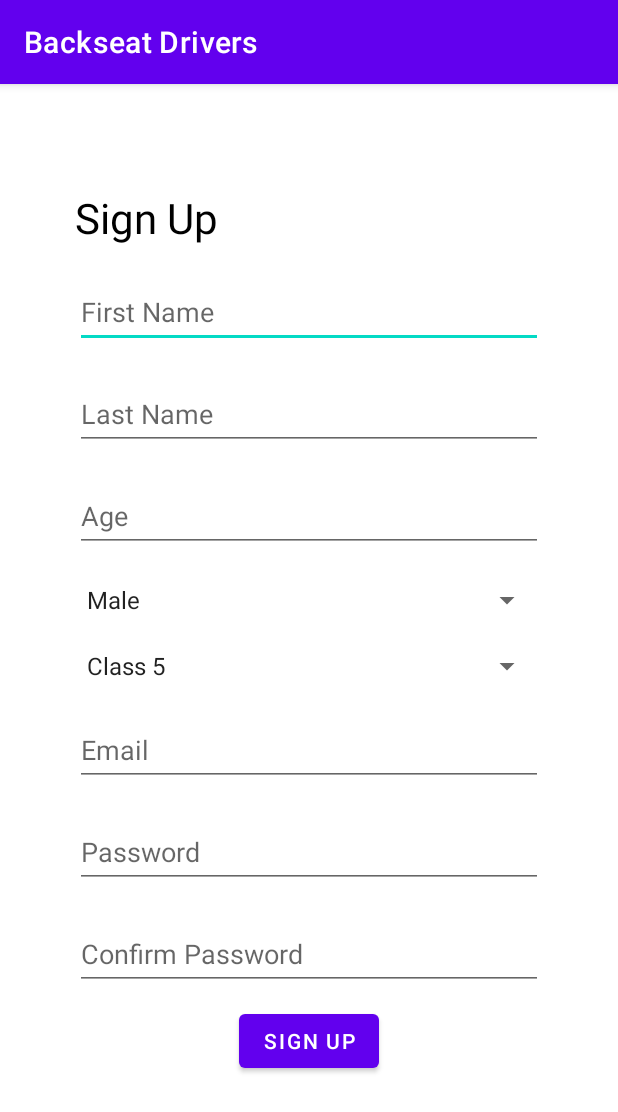
After one commit to kevins10/BackseatDrivers, an Android app: the SignUpActivity screen opened directly, with no data from a screen before it, on a phone screen of 412 x 824 dp. The commit adds this screen. Shown: the top 1112 px of the screen. Run offline under Robolectric (Android 15) with nearby library versions, the phone set to English and light mode, and no system bars; our stand-ins replace Firebase (no records; nobody signed in at launch, a user with empty details on screens opened directly).

Commit message:
init signup

```diff
--- /dev/null
+++ b/app/src/main/res/layout/activity_sign_up.xml
@@ -0,0 +1,99 @@
+<?xml version="1.0" encoding="utf-8"?>
+<ScrollView xmlns:android="http://schemas.android.com/apk/res/android"
+    xmlns:app="http://schemas.android.com/apk/res-auto"
+    xmlns:tools="http://schemas.android.com/tools"
+    android:layout_width="match_parent"
+    android:layout_height="match_parent"
+    android:paddingTop="20dp"
+    android:orientation="vertical"
+    tools:context=".auth.SignUpActivity">
+
+    <LinearLayout
+        android:layout_width="match_parent"
+        android:layout_height="match_parent"
+        android:layout_margin="50dp"
+        android:orientation="vertical">
+        <TextView
+            android:id="@+id/signup_title_tv"
+            android:layout_width="match_parent"
+            android:layout_height="wrap_content"
+            android:text="@string/signup_btn_text"
+            android:layout_marginBottom="10dp"
+            android:textSize="28sp"
+            android:textColor="@color/black" />
+
+        <EditText
+            android:id="@+id/first_name_et"
+            android:layout_width="match_parent"
+            android:layout_height="wrap_content"
+            android:layout_marginVertical="10dp"
+            android:hint="@string/firstname_hint_text"
+            android:minHeight="48dp" />
+
+        <EditText
+            android:id="@+id/last_name_et"
+            android:layout_width="match_parent"
+            android:layout_height="wrap_content"
+            android:layout_marginVertical="10dp"
+            android:hint="@string/lastname_hint_text"
+            android:minHeight="48dp" />
+
+        <EditText
+            android:id="@+id/age_et"
+            android:layout_width="match_parent"
+            android:layout_height="wrap_content"
+            android:layout_marginVertical="10dp"
+            android:hint="@string/age_hint_text"
+            android:minHeight="48dp" />
+
+        <Spinner
+            android:id="@+id/gender_spinner"
+            android:layout_width="match_parent"
+            android:layout_height="wrap_content"
+            android:spinnerMode="dropdown"
+            android:layout_marginVertical="10dp"
+            android:entries="@array/gender_spinner_array" />
+
+        <Spinner
+            android:id="@+id/license_type_spinner"
+            android:layout_width="match_parent"
+            android:layout_height="wrap_content"
+            android:spinnerMode="dropdown"
+            android:layout_marginVertical="10dp"
+            android:entries="@array/license_type_array" />
+
+        <EditText
+            android:id="@+id/email_et"
+            android:layout_width="match_parent"
+            android:layout_height="wrap_content"
+            android:layout_marginVertical="10dp"
+            android:hint="@string/email_hint_text"
+            android:minHeight="48dp" />
+
+        <EditText
+            android:id="@+id/password_et"
+            android:layout_width="match_parent"
+            android:layout_height="wrap_content"
+            android:layout_marginVertical="10dp"
+            android:hint="@string/password_hint_text"
+            android:inputType="textPassword"
+            android:minHeight="48dp" />
+
+        <EditText
+            android:id="@+id/confirm_password_et"
+            android:layout_width="match_parent"
+            android:layout_height="wrap_content"
+            android:layout_marginVertical="10dp"
+            android:hint="@string/confirm_password_hint_text"
+            android:inputType="textPassword"
+            android:minHeight="48dp" />
+
+        <Button
+            android:id="@+id/signup_btn"
+            android:layout_width="wrap_content"
+            android:layout_height="wrap_content"
+            android:layout_gravity="center_horizontal"
+            android:text="@string/signup_btn_text" />
+    </LinearLayout>
+
+</ScrollView>
--- a/app/src/main/res/values/strings.xml
+++ b/app/src/main/res/values/strings.xml
@@ -3,4 +3,29 @@
     <string name="title_home">Home</string>
     <string name="title_dashboard">Dashboard</string>
     <string name="title_notifications">Notifications</string>
+
+    <!--Login/Signup-->
+    <string name="email_hint_text">Email</string>
+    <string name="password_hint_text">Password</string>
+    <string name="confirm_password_hint_text">Confirm Password</string>
+    <string name="login_btn_text">Login</string>
+    <string name="signup_btn_text">Sign Up</string>
+    <string name="firstname_hint_text">First Name</string>
+    <string name="lastname_hint_text">Last Name</string>
+    <string name="age_hint_text">Age</string>
+    <!--Gender-->
+    <string name="gender_hint_text">Gender</string>
+    <string-array name="gender_spinner_array">
+        <item>Male</item>
+        <item>Female</item>
+        <item>Other</item>
+    </string-array>
+    <!--License Type-->
+    <string name="license_hint_text">License Type</string>
+    <string-array name="license_type_array">
+        <item>Class 5</item>
+        <item>Class 7</item>
+        <item>idk what else</item>
+    </string-array>
+    <string name="no_account_text">Don\'t have an account?</string>
 </resources>
--- a/build.gradle
+++ b/build.gradle
@@ -1,4 +1,8 @@
-// Top-level build file where you can add configuration options common to all sub-projects/modules.
+buildscript {
+    dependencies {
+        classpath 'com.google.gms:google-services:4.3.14'
+    }
+}// Top-level build file where you can add configuration options common to all sub-projects/modules.
 plugins {
     id 'com.android.application' version '7.2.2' apply false
     id 'com.android.library' version '7.2.2' apply false
```
Also changed, not shown: app/build.gradle (+8 -0 lines), app/src/main/AndroidManifest.xml (+11 -3 lines), app/src/main/java/com/example/backseatdrivers/auth/LoginActivity.kt (added, +26 -0 lines), app/src/main/java/com/example/backseatdrivers/auth/SignUpActivity.kt (added, +103 -0 lines), app/src/main/java/com/example/backseatdrivers/auth/VerifySignUpActivity.kt (added, +17 -0 lines), app/src/main/res/layout/activity_login.xml (added, +67 -0 lines), app/src/main/res/layout/activity_verify_sign_up.xml (added, +9 -0 lines), 1 other file.
